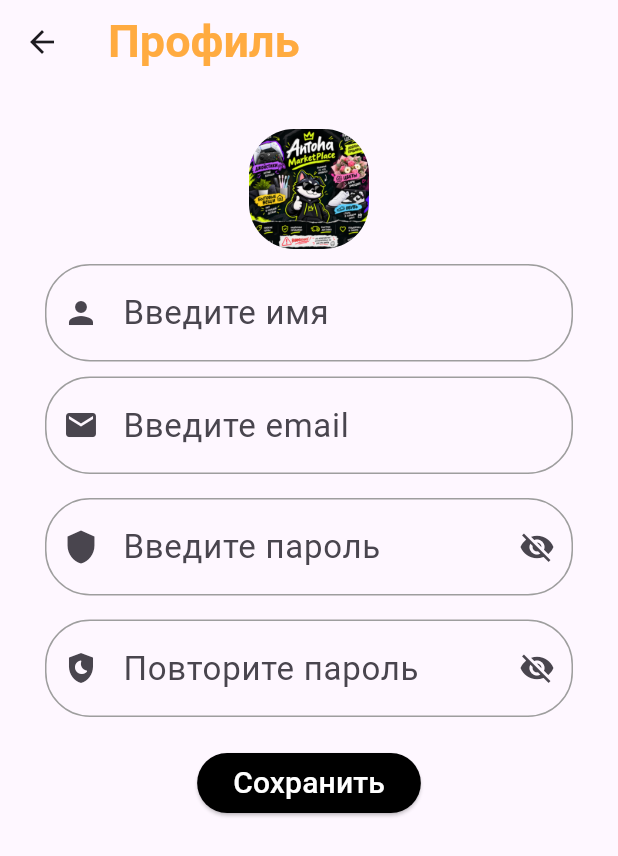
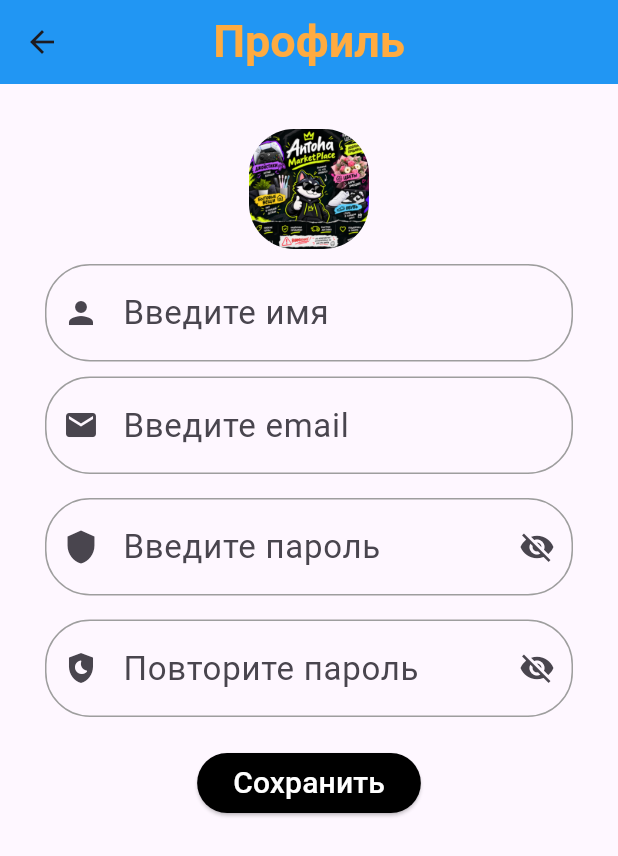
Before and after one commit to Anton-Su/krostplaform_practices, a Flutter app: the ProfilePage screen opened by its route, on a phone screen of 412 x 824 dp. Shown: the top 856 px of the screen. Run offline on Flutter 3.47's test engine with Material 3 defaults, Android fonts, the light colour scheme and no system bars.

Commit message:
improva appbar

```diff
--- a/lib/pages/myHome_page.dart
+++ b/lib/pages/myHome_page.dart
@@ -105,6 +105,8 @@ class _MyHomeClickPage extends State<HomeClick> {
               fontFamily: 'DancingScript',
             ),
           ),
+          centerTitle: true,
+          backgroundColor: Colors.blue,
         ),
         body:
         Padding(
--- a/lib/pages/profile_page.dart
+++ b/lib/pages/profile_page.dart
@@ -62,6 +62,8 @@ class _ProfilePageState extends State<ProfilePage> {
             fontFamily: 'DancingScript',
           ),
         ),
+        centerTitle: true,
+        backgroundColor: Colors.blue,
       ),
       body: Padding(
         padding: const EdgeInsets.all(30),
```
